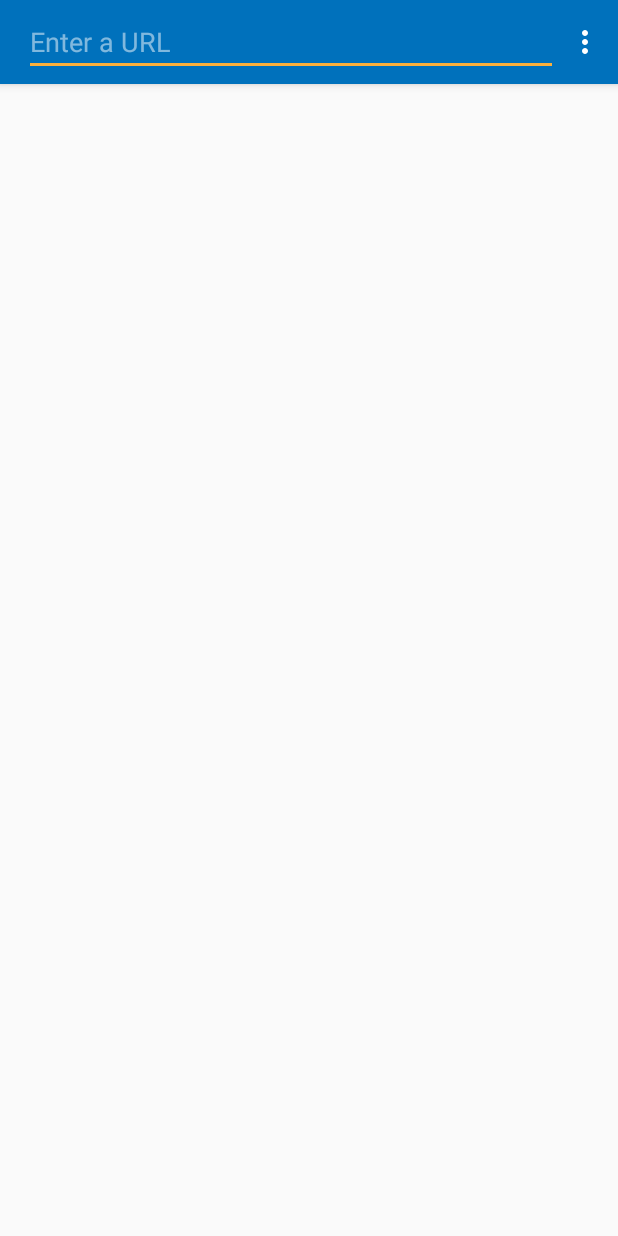
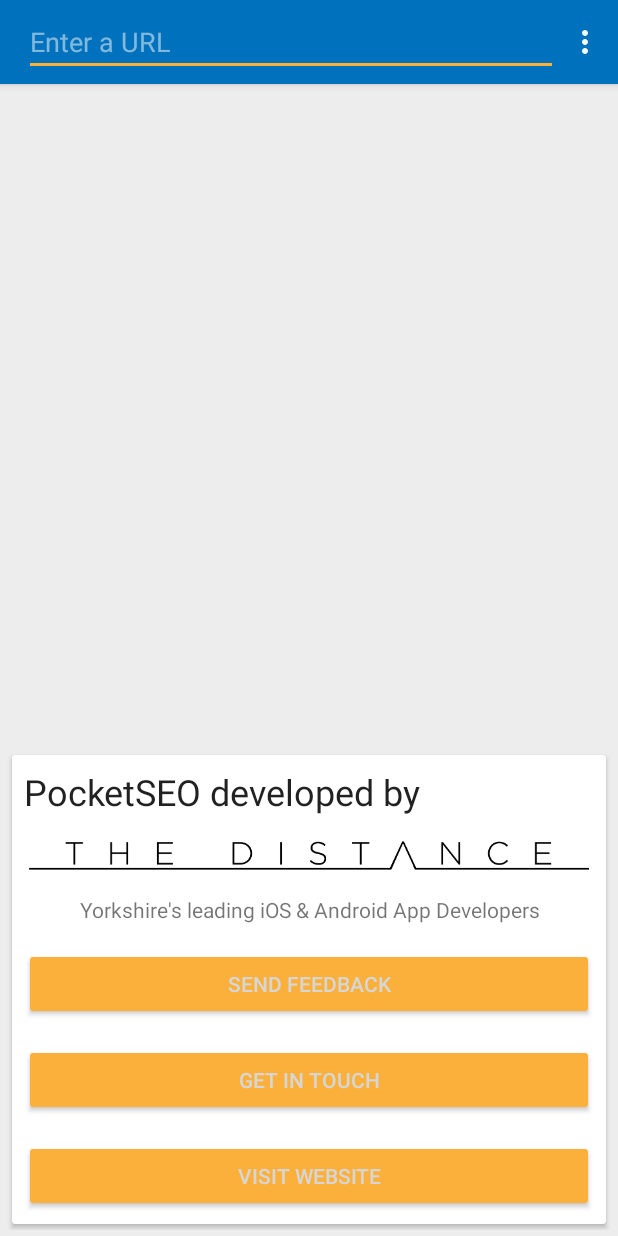
Before and after one commit to thedistance/pocketseo-android, an Android app: the screen it shows after launch (MainActivity), on a phone screen of 412 x 824 dp. Run offline under Robolectric (Android 15) with nearby library versions, the phone set to English and light mode, and no system bars; our stand-ins replace Dagger/Hilt's generated code, data binding; libraries missing offline, so code that uses them is left out: com.crashlytics.android, com.google.android.gms, io.fabric.sdk, retrofit2.adapter.rxjava, uk.co.thedistance; 5 statements that could not run were skipped.

Commit message:
PSEO-14 add theDistance card; improve UI style

```diff
--- /dev/null
+++ b/app/src/main/res/layout-w800dp/card_thedistance.xml
@@ -0,0 +1,88 @@
+<?xml version="1.0" encoding="utf-8"?>
+<!--
+  ~ Copyright (c) The Distance Agency Ltd 2016.
+  -->
+
+<layout xmlns:android="http://schemas.android.com/apk/res/android">
+
+    <!-- moz -->
+    <android.support.v7.widget.CardView
+        android:layout_width="match_parent"
+        android:layout_margin="8dp"
+        android:layout_height="wrap_content">
+
+        <LinearLayout
+            android:layout_width="match_parent"
+            android:layout_height="wrap_content"
+            android:orientation="vertical">
+
+            <RelativeLayout
+                android:layout_width="match_parent"
+                android:layout_height="wrap_content">
+
+                <TextView
+                    android:layout_alignParentLeft="true"
+                    android:layout_alignParentTop="true"
+                    android:layout_width="wrap_content"
+                    android:layout_height="wrap_content"
+                    android:layout_margin="8dp"
+                    android:textAppearance="@style/TextAppearance.AppCompat.Headline"
+                    android:text="PocketSEO developed by"/>
+
+                <ImageView
+                    android:id="@+id/thedistance_logo"
+                    android:layout_alignParentRight="true"
+                    android:layout_alignParentTop="true"
+                    android:layout_width="400dp"
+                    android:layout_height="wrap_content"
+                    android:adjustViewBounds="true"
+                    android:layout_margin="8dp"
+                    android:src="@drawable/thedistance_logo"/>
+
+                <TextView
+                    android:layout_alignLeft="@+id/thedistance_logo"
+                    android:layout_alignRight="@+id/thedistance_logo"
+                    android:layout_below="@+id/thedistance_logo"
+                    android:layout_width="wrap_content"
+                    android:layout_height="wrap_content"
+                    android:layout_margin="8dp"
+                    android:gravity="center_horizontal"
+                    android:text="Yorkshire's leading iOS &amp; Android App Developers"/>
+            </RelativeLayout>
+
+            <LinearLayout
+                android:layout_width="match_parent"
+                android:layout_height="wrap_content">
+
+            <Button
+                android:id="@+id/button_send_feedback"
+                android:layout_width="0dp"
+                android:layout_height="wrap_content"
+                android:layout_weight="1"
+                android:layout_margin="8dp"
+                android:textColor="@color/white87"
+                android:text="Send Feedback"/>
+
+            <Button
+                android:id="@+id/button_get_in_touch"
+                android:layout_width="0dp"
+                android:layout_height="wrap_content"
+                android:layout_weight="1"
+                android:layout_margin="8dp"
+                android:textColor="@color/white87"
+                android:text="Get in touch"/>
+
+            <Button
+                android:id="@+id/button_visit_website"
+                android:layout_width="0dp"
+                android:layout_height="wrap_content"
+                android:layout_weight="1"
+                android:layout_margin="8dp"
+                android:textColor="@color/white87"
+                android:text="Visit Website"/>
+
+            </LinearLayout>
+        </LinearLayout>
+
+    </android.support.v7.widget.CardView>
+</layout>
--- a/app/src/main/res/layout-w800dp/fragment_url_metrics.xml
+++ b/app/src/main/res/layout-w800dp/fragment_url_metrics.xml
@@ -44,14 +44,19 @@
 
         <ScrollView
             android:layout_width="match_parent"
-            android:layout_height="match_parent">
+            android:layout_height="match_parent"
+            android:fillViewport="true">
             <LinearLayout
                 android:layout_width="match_parent"
                 android:layout_height="wrap_content"
-                android:orientation="vertical">
+                android:orientation="vertical"
+                android:padding="4dp">
 
                 <include layout="@layout/card_htmldata"
                          android:id="@+id/card_htmldata"
+                         android:layout_margin="4dp"
+                         android:layout_width="match_parent"
+                         android:layout_height="wrap_content"
                          htmldata="@{htmldata}"
                          htmldataError="@{htmldataError}"
                          htmldataLoading="@{htmldataLoading}" />
@@ -61,11 +66,11 @@
                     android:layout_height="wrap_content"
                     android:orientation="horizontal">
 
-
                     <include layout="@layout/card_moz"
                              android:layout_width="0dp"
                              android:layout_weight="1"
                              android:layout_height="wrap_content"
+                             android:layout_margin="4dp"
                              android:id="@+id/card_moz"
                              mozscape="@{mozscape}"
                              mozError="@{mozError}"
@@ -76,11 +81,22 @@
                              android:layout_width="0dp"
                              android:layout_weight="1"
                              android:layout_height="wrap_content"
+                             android:layout_margin="4dp"
                              alexaScore="@{alexaScore}"
                              alexaError="@{alexaError}"
                              alexaLoading="@{alexaLoading}" />
 
                 </LinearLayout>
+
+                <View
+                    android:layout_width="match_parent"
+                    android:layout_height="0dp"
+                    android:layout_weight="1" />
+
+                <include layout="@layout/card_thedistance"
+                         android:layout_margin="4dp"
+                         android:layout_width="match_parent"
+                         android:layout_height="wrap_content"/>
             </LinearLayout>
         </ScrollView>
     </FrameLayout>
--- a/app/src/main/res/layout/card_htmldata.xml
+++ b/app/src/main/res/layout/card_htmldata.xml
@@ -22,10 +22,8 @@
     </data>
 
 
-
     <android.support.v7.widget.CardView
         android:layout_width="match_parent"
-        android:layout_margin="8dp"
         android:visibility="@{ htmldata == null &amp;&amp; htmldataError == null &amp;&amp; !htmldataLoading ? View.GONE : View.VISIBLE }"
         android:layout_height="wrap_content">
 
--- /dev/null
+++ b/app/src/main/res/layout/card_thedistance.xml
@@ -0,0 +1,65 @@
+<?xml version="1.0" encoding="utf-8"?>
+<!--
+  ~ Copyright (c) The Distance Agency Ltd 2016.
+  -->
+
+<layout xmlns:android="http://schemas.android.com/apk/res/android">
+
+    <!-- moz -->
+    <android.support.v7.widget.CardView
+        android:layout_width="match_parent"
+        android:layout_height="wrap_content">
+
+        <LinearLayout
+            android:layout_width="match_parent"
+            android:layout_height="wrap_content"
+            android:orientation="vertical">
+
+            <TextView
+                android:layout_width="match_parent"
+                android:layout_height="wrap_content"
+                android:layout_margin="8dp"
+                android:textAppearance="@style/TextAppearance.AppCompat.Headline"
+                android:text="PocketSEO developed by"/>
+
+            <ImageView
+                android:layout_width="match_parent"
+                android:layout_height="wrap_content"
+                android:adjustViewBounds="true"
+                android:layout_margin="8dp"
+                android:src="@drawable/thedistance_logo"/>
+
+            <TextView
+                android:layout_width="match_parent"
+                android:layout_height="wrap_content"
+                android:layout_margin="8dp"
+                android:gravity="center_horizontal"
+                android:text="Yorkshire's leading iOS &amp; Android App Developers"/>
+
+            <Button
+                android:id="@+id/button_send_feedback"
+                android:layout_width="match_parent"
+                android:layout_height="wrap_content"
+                android:layout_margin="8dp"
+                android:textColor="@color/white87"
+                android:text="Send Feedback"/>
+
+            <Button
+                android:id="@+id/button_get_in_touch"
+                android:layout_width="match_parent"
+                android:layout_height="wrap_content"
+                android:layout_margin="8dp"
+                android:textColor="@color/white87"
+                android:text="Get in touch"/>
+
+            <Button
+                android:id="@+id/button_visit_website"
+                android:layout_width="match_parent"
+                android:layout_height="wrap_content"
+                android:layout_margin="8dp"
+                android:textColor="@color/white87"
+                android:text="Visit Website"/>
+        </LinearLayout>
+
+    </android.support.v7.widget.CardView>
+</layout>
--- a/app/src/main/res/layout/fragment_url_metrics.xml
+++ b/app/src/main/res/layout/fragment_url_metrics.xml
@@ -44,29 +44,49 @@
 
         <ScrollView
             android:layout_width="match_parent"
-            android:layout_height="match_parent">
+            android:layout_height="match_parent"
+            android:fillViewport="true">
             <LinearLayout
                 android:layout_width="match_parent"
                 android:layout_height="wrap_content"
-                android:orientation="vertical">
+                android:orientation="vertical"
+                android:padding="4dp">
 
                 <include layout="@layout/card_htmldata"
                          android:id="@+id/card_htmldata"
+                         android:layout_margin="4dp"
+                         android:layout_width="match_parent"
+                         android:layout_height="wrap_content"
                          htmldata="@{htmldata}"
                          htmldataError="@{htmldataError}"
                          htmldataLoading="@{htmldataLoading}" />
 
                 <include layout="@layout/card_moz"
                          android:id="@+id/card_moz"
+                         android:layout_margin="4dp"
+                         android:layout_width="match_parent"
+                         android:layout_height="wrap_content"
                          mozscape="@{mozscape}"
                          mozError="@{mozError}"
                          mozLoading="@{mozLoading}" />
 
                 <include layout="@layout/card_alexa"
                          android:id="@+id/card_alexa"
+                         android:layout_margin="4dp"
+                         android:layout_width="match_parent"
+                         android:layout_height="wrap_content"
                          alexaScore="@{alexaScore}"
                          alexaError="@{alexaError}"
                          alexaLoading="@{alexaLoading}" />
+
+                <View
+                    android:layout_width="match_parent"
+                    android:layout_height="0dp"
+                    android:layout_weight="1" />
+                <include layout="@layout/card_thedistance"
+                         android:layout_margin="4dp"
+                         android:layout_width="match_parent"
+                         android:layout_height="wrap_content" />
             </LinearLayout>
         </ScrollView>
 
--- a/app/src/main/res/values/colors.xml
+++ b/app/src/main/res/values/colors.xml
@@ -3,4 +3,5 @@
     <color name="colorPrimary">#0071bc</color>
     <color name="colorPrimaryDark">#1b1364</color>
     <color name="colorAccent">#fbb03b</color>
+    <color name="colorBackground">#EDEDED</color>
 </resources>
--- a/app/src/main/res/values/styles.xml
+++ b/app/src/main/res/values/styles.xml
@@ -6,6 +6,8 @@
         <item name="colorPrimary">@color/colorPrimary</item>
         <item name="colorPrimaryDark">@color/colorPrimaryDark</item>
         <item name="colorAccent">@color/colorAccent</item>
+        <item name="android:windowBackground">@color/colorBackground</item>
+        <item name="colorButtonNormal">@color/colorAccent</item>
     </style>
 
 </resources>
```
Also changed, not shown: app/src/main/res/drawable-xxhdpi/thedistance_logo.png (added).
